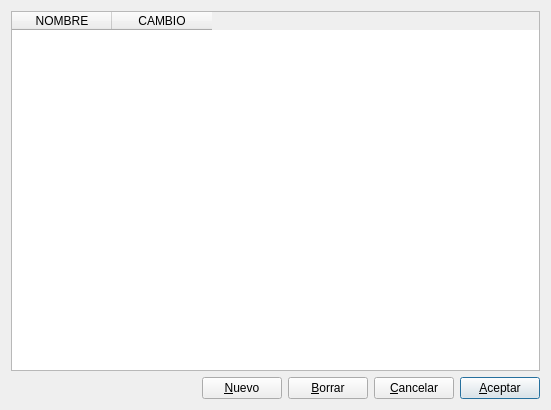
DIBOSAJM/keme, file tipos_cambio.ui: the form before one commit.
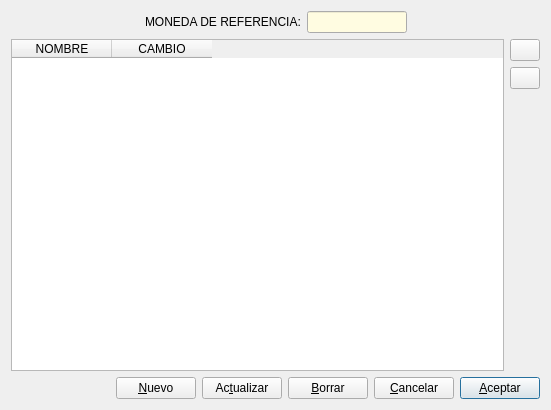
The form after the commit. Icons and pictures are not drawn.

Commit message: TIPOS CAMBIO Y RESOLUCIÓN ERRORES

The edit to the form file:
```diff
--- a/tipos_cambio.ui
+++ b/tipos_cambio.ui
@@ -13,20 +13,152 @@
   <property name="windowTitle">
    <string>TIPOS DE CAMBIO</string>
   </property>
-  <layout class="QVBoxLayout" name="verticalLayout">
+  <layout class="QVBoxLayout" name="verticalLayout_2">
    <item>
-    <widget class="QTableWidget" name="tableWidget">
-     <column>
-      <property name="text">
-       <string>NOMBRE</string>
-      </property>
-     </column>
-     <column>
-      <property name="text">
-       <string>CAMBIO</string>
-      </property>
-     </column>
-    </widget>
+    <layout class="QHBoxLayout" name="horizontalLayout_3">
+     <item>
+      <spacer name="horizontalSpacer_2">
+       <property name="orientation">
+        <enum>Qt::Horizontal</enum>
+       </property>
+       <property name="sizeHint" stdset="0">
+        <size>
+         <width>40</width>
+         <height>20</height>
+        </size>
+       </property>
+      </spacer>
+     </item>
+     <item>
+      <widget class="QLabel" name="label">
+       <property name="text">
+        <string>MONEDA DE REFERENCIA:</string>
+       </property>
+      </widget>
+     </item>
+     <item>
+      <widget class="QLineEdit" name="referencia_lineEdit">
+       <property name="maximumSize">
+        <size>
+         <width>100</width>
+         <height>16777215</height>
+        </size>
+       </property>
+       <property name="palette">
+        <palette>
+         <active>
+          <colorrole role="Base">
+           <brush brushstyle="SolidPattern">
+            <color alpha="255">
+             <red>255</red>
+             <green>252</green>
+             <blue>225</blue>
+            </color>
+           </brush>
+          </colorrole>
+         </active>
+         <inactive>
+          <colorrole role="Base">
+           <brush brushstyle="SolidPattern">
+            <color alpha="255">
+             <red>255</red>
+             <green>252</green>
+             <blue>225</blue>
+            </color>
+           </brush>
+          </colorrole>
+         </inactive>
+         <disabled/>
+        </palette>
+       </property>
+       <property name="readOnly">
+        <bool>true</bool>
+       </property>
+      </widget>
+     </item>
+     <item>
+      <spacer name="horizontalSpacer_3">
+       <property name="orientation">
+        <enum>Qt::Horizontal</enum>
+       </property>
+       <property name="sizeHint" stdset="0">
+        <size>
+         <width>40</width>
+         <height>20</height>
+        </size>
+       </property>
+      </spacer>
+     </item>
+    </layout>
+   </item>
+   <item>
+    <layout class="QHBoxLayout" name="horizontalLayout_2">
+     <item>
+      <widget class="QTableWidget" name="tableWidget">
+       <column>
+        <property name="text">
+         <string>NOMBRE</string>
+        </property>
+       </column>
+       <column>
+        <property name="text">
+         <string>CAMBIO</string>
+        </property>
+       </column>
+      </widget>
+     </item>
+     <item>
+      <layout class="QVBoxLayout" name="verticalLayout">
+       <item>
+        <widget class="QPushButton" name="mueve_arriba_pushButton">
+         <property name="maximumSize">
+          <size>
+           <width>30</width>
+           <height>30</height>
+          </size>
+         </property>
+         <property name="text">
+          <string/>
+         </property>
+         <property name="icon">
+          <iconset resource="keme.qrc">
+           <normaloff>:/iconos/graf/up.png</normaloff>:/iconos/graf/up.png</iconset>
+         </property>
+        </widget>
+       </item>
+       <item>
+        <widget class="QPushButton" name="mueve_abajo_pushButton">
+         <property name="maximumSize">
+          <size>
+           <width>30</width>
+           <height>30</height>
+          </size>
+         </property>
+         <property name="text">
+          <string/>
+         </property>
+         <property name="icon">
+          <iconset resource="keme.qrc">
+           <normaloff>:/iconos/graf/down.png</normaloff>:/iconos/graf/down.png</iconset>
+         </property>
+        </widget>
+       </item>
+       <item>
+        <spacer name="verticalSpacer">
+         <property name="orientation">
+          <enum>Qt::Vertical</enum>
+         </property>
+         <property name="sizeHint" stdset="0">
+          <size>
+           <width>20</width>
+           <height>40</height>
+          </size>
+         </property>
+        </spacer>
+       </item>
+      </layout>
+     </item>
+    </layout>
    </item>
    <item>
     <layout class="QHBoxLayout" name="horizontalLayout">
@@ -54,6 +186,17 @@
        </property>
       </widget>
      </item>
+     <item>
+      <widget class="QPushButton" name="actualizar_pushButton">
+       <property name="text">
+        <string>Ac&amp;tualizar</string>
+       </property>
+       <property name="icon">
+        <iconset resource="keme.qrc">
+         <normaloff>:/iconos/graf/reload2.png</normaloff>:/iconos/graf/reload2.png</iconset>
+       </property>
+      </widget>
+     </item>
      <item>
       <widget class="QPushButton" name="borrar_pushButton">
        <property name="text">
```
Left out of the diff: 3 changed lines with no effect on the pictures. The commit also changes 16 other files.
